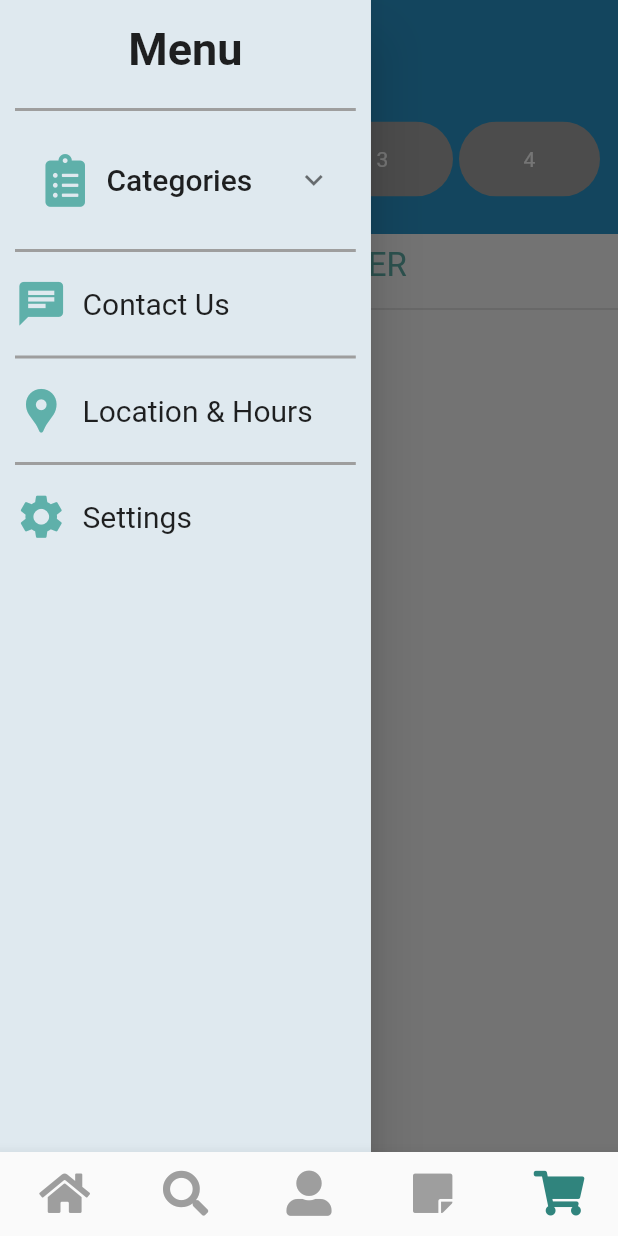
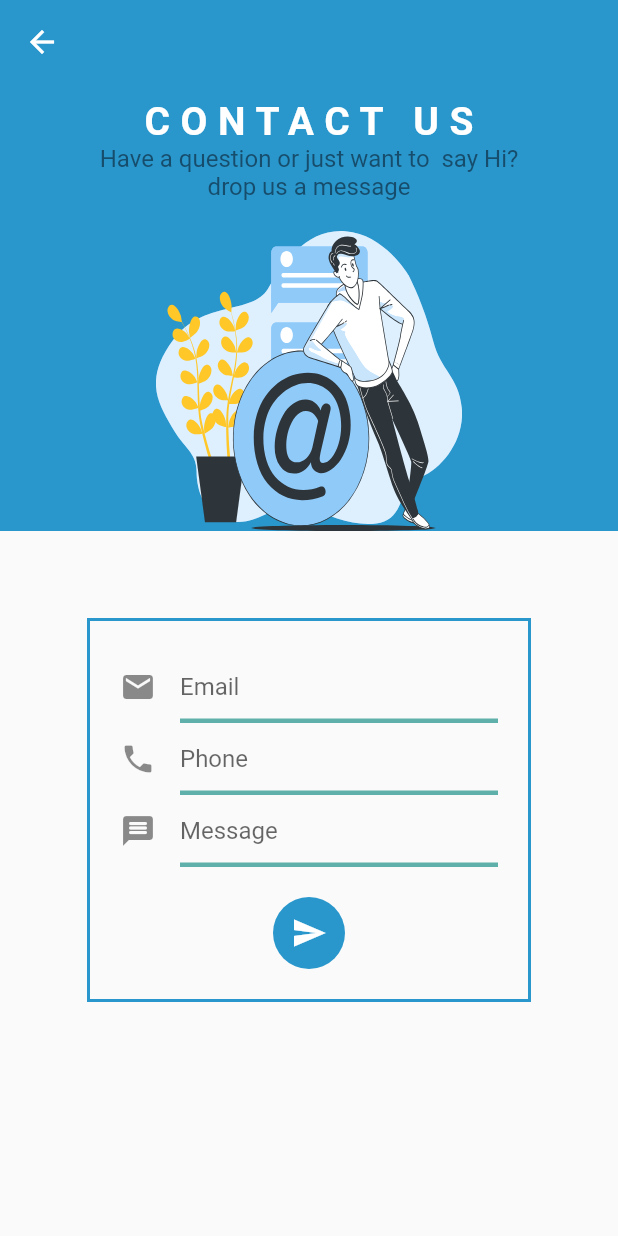
Before and after one commit to mimib00/Pharmacy-App, a Flutter app: the screen it shows after launch, item 5 of the bottom bar chosen, in the side drawer, after a tap on "Contact Us", on a phone screen of 412 x 824 dp. Run offline on Flutter 3.47's test engine with Material 2 defaults, Android fonts, the phone set to English and light mode, and no system bars; drawn by our look-alikes of step_progress_indicator; our stand-ins replace cloud_firestore, firebase_auth, firebase_core, flutter_svg, font_awesome_flutter, group_radio_button; accounts and stored records are empty; project files that could hold a hidden picture were left out.

Commit message:
finished contact us page

```diff
--- a/lib/views/drawer_views/contact_us.dart
+++ b/lib/views/drawer_views/contact_us.dart
@@ -1,8 +1,14 @@
 import 'package:flutter/material.dart';
 import 'package:flutter_svg/flutter_svg.dart';
+import 'package:font_awesome_flutter/font_awesome_flutter.dart';
 import 'package:pharmacy_app/utils/color.dart';
 
-class LocationAndHours extends StatelessWidget {
+class ContactUs extends StatelessWidget {
+  final GlobalKey<FormState> _formKey = GlobalKey<FormState>();
+
+  TextEditingController _email = TextEditingController();
+  TextEditingController _phone = TextEditingController();
+  TextEditingController _message = TextEditingController();
   @override
   Widget build(BuildContext context) {
     return SafeArea(
@@ -11,7 +17,8 @@ class LocationAndHours extends StatelessWidget {
           backgroundColor: kPrimaryColor,
           elevation: 0,
         ),
-        body: Container(
+        body: SingleChildScrollView(
+          child: Container(
             width: double.infinity,
             height: MediaQuery.of(context).size.height,
             child: Column(
@@ -24,16 +31,28 @@ class LocationAndHours extends StatelessWidget {
                   child: Column(
                     children: [
                       Text(
-                      'LOCATION & HOURS',
+                        'CONTACT US',
                         style: TextStyle(
                           color: Colors.white,
                           fontWeight: FontWeight.bold,
-                        fontSize: 22,
+                          fontSize: 26,
+                          letterSpacing: 7,
+                        ),
+                      ),
+                      Container(
+                        width: MediaQuery.of(context).size.width * .7,
+                        child: Text(
+                          'Have a question or just want to  say Hi?drop us a message',
+                          style: TextStyle(
+                            color: darkBlue,
+                            fontSize: 16,
+                          ),
+                          textAlign: TextAlign.center,
                         ),
                       ),
                       SizedBox(height: 20),
                       SvgPicture.asset(
-                      'assets/images/location_photo.svg',
+                        'assets/images/contact_us.svg',
                         fit: BoxFit.fill,
                         height: 200,
                       )
@@ -41,72 +60,77 @@ class LocationAndHours extends StatelessWidget {
                   ),
                 ),
                 // Body
-              Padding(
-                padding: const EdgeInsets.symmetric(horizontal: 60, vertical: 20),
+                Container(
+                  width: double.infinity,
+                  child: Padding(
+                    padding: const EdgeInsets.all(8.0),
+                    child: Container(
+                      margin: const EdgeInsets.symmetric(horizontal: 50, vertical: 50),
+                      padding: EdgeInsets.symmetric(horizontal: 20, vertical: 20),
+                      decoration: BoxDecoration(border: Border.all(color: kPrimaryColor, width: 2)),
+                      child: Form(
+                        key: _formKey,
                         child: Column(
                           children: [
-                    Padding(
-                      padding: const EdgeInsets.symmetric(vertical: 4),
-                      child: Row(
-                        children: [
-                          Icon(
-                            Icons.location_pin,
-                            color: mainTeal,
-                            size: 30,
+                            TextFormField(
+                              controller: _email,
+                              decoration: InputDecoration(
+                                enabledBorder: UnderlineInputBorder(borderSide: BorderSide(color: mainTeal, width: 3)),
+                                focusedBorder: UnderlineInputBorder(borderSide: BorderSide(color: Colors.black, width: 3)),
+                                icon: Icon(
+                                  Icons.email,
                                 ),
-                          SizedBox(width: 15),
-                          Text(
-                            'N18, Djendel',
-                            style: TextStyle(color: mainTeal, fontSize: 20, fontWeight: FontWeight.w500),
-                          )
-                        ],
+                                hintText: "Email",
                               ),
+                              keyboardType: TextInputType.emailAddress,
                             ),
-                    Padding(
-                      padding: const EdgeInsets.symmetric(vertical: 4),
-                      child: Row(
-                        children: [
-                          Icon(
+                            TextFormField(
+                              controller: _message,
+                              decoration: InputDecoration(
+                                enabledBorder: UnderlineInputBorder(borderSide: BorderSide(color: mainTeal, width: 3)),
+                                focusedBorder: UnderlineInputBorder(borderSide: BorderSide(color: Colors.black, width: 3)),
+                                icon: Icon(
                                   Icons.phone,
-                            color: mainTeal,
-                            size: 30,
                                 ),
-                          SizedBox(width: 15),
-                          Text(
-                            '+213 27 54 10 46',
-                            style: TextStyle(color: mainTeal, fontSize: 20, fontWeight: FontWeight.w500),
-                          )
-                        ],
+                                hintText: "Phone",
                               ),
+                              keyboardType: TextInputType.emailAddress,
                             ),
-                    Padding(
-                      padding: const EdgeInsets.symmetric(vertical: 4),
-                      child: Row(
-                        children: [
-                          Icon(
-                            Icons.timer_rounded,
-                            color: mainTeal,
-                            size: 30,
+                            TextFormField(
+                              controller: _message,
+                              decoration: InputDecoration(
+                                enabledBorder: UnderlineInputBorder(borderSide: BorderSide(color: mainTeal, width: 3)),
+                                focusedBorder: UnderlineInputBorder(borderSide: BorderSide(color: Colors.black, width: 3)),
+                                icon: Icon(
+                                  Icons.message_rounded,
                                 ),
-                          SizedBox(width: 15),
-                          Text(
-                            'Sun-Sat: 8:00AM - 12:00PM',
-                            style: TextStyle(color: mainTeal, fontSize: 18, fontWeight: FontWeight.w500),
+                                hintText: "Message",
                               ),
-                        ],
+                              keyboardType: TextInputType.emailAddress,
                             ),
+                            SizedBox(height: 20),
+                            Container(
+                              decoration: BoxDecoration(
+                                color: kPrimaryColor,
+                                borderRadius: BorderRadius.circular(45),
                               ),
-                    Container(
-                      height: 250,
-                      child: Image.asset('assets/images/location.png'),
-                    ),
-                  ],
+                              child: IconButton(
+                                onPressed: () {},
+                                icon: Icon(Icons.send),
+                                color: Colors.white,
                               ),
                             )
                           ],
                         ),
                       ),
                     ),
+                  ),
+                ),
+              ],
+            ),
+          ),
+        ),
+      ),
     );
   }
 }
--- a/lib/widgets/drawer.dart
+++ b/lib/widgets/drawer.dart
@@ -3,6 +3,7 @@ import 'package:font_awesome_flutter/font_awesome_flutter.dart';
 import 'package:pharmacy_app/provider/storeData.dart';
 import 'package:pharmacy_app/utils/color.dart';
 import 'package:pharmacy_app/views/drawer_views/contact_us.dart';
+import 'package:pharmacy_app/views/drawer_views/location_and_hours.dart';
 import 'package:provider/provider.dart';
 
 class NavigationDrawer extends StatefulWidget {
@@ -71,7 +72,9 @@ class _NavigationDrawerState extends State<NavigationDrawer> {
                   ),
                 ),
                 GestureDetector(
-                  onTap: () {},
+                  onTap: () {
+                    Navigator.of(context).push(MaterialPageRoute(builder: (_) => ContactUs()));
+                  },
                   child: Padding(
                     padding: const EdgeInsets.symmetric(horizontal: 10, vertical: 10),
                     child: Row(
```
Also changed, not shown: lib/views/drawer_views/location_and_hours.dart (added, +112 -0 lines), assets/images/contact_us.svg (renamed from assets/images/contact us.svg). Lines whose indentation alone changed are shown as unchanged.
